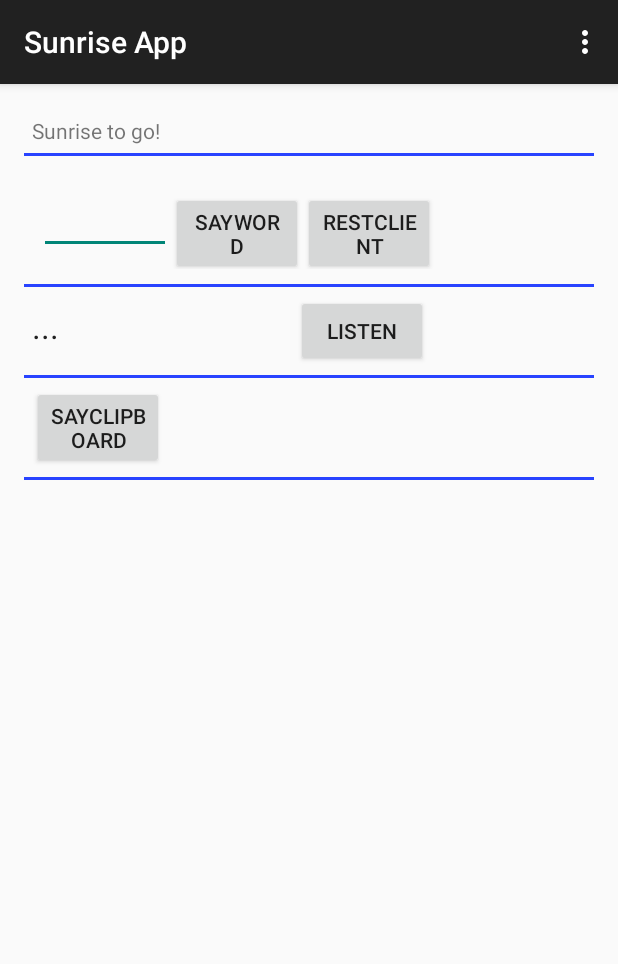
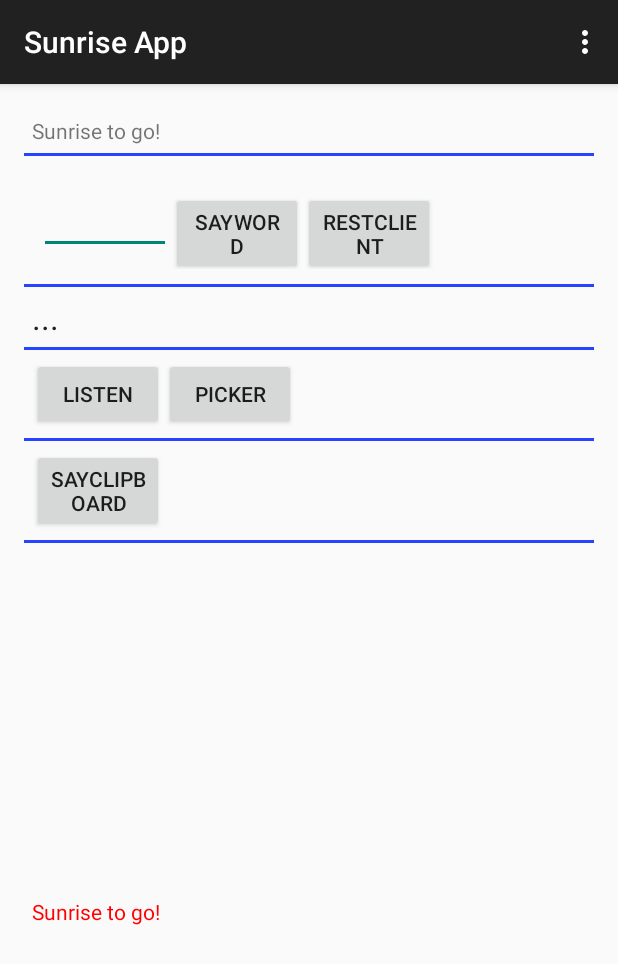
Before and after one commit to sunrise-projects/mobile-personal-assistant, an Android app: the screen it shows after launch (MainActivity), after a tap on "LISTEN", on a phone screen of 412 x 824 dp. Shown: the top 964 px of the screen. Run offline under Robolectric (Android 15) with nearby library versions, the phone set to English and light mode, and no system bars; 3 other taps on this screen came first.

Commit message:
file picker

```diff
--- a/app/src/main/res/layout/activity_main.xml
+++ b/app/src/main/res/layout/activity_main.xml
@@ -91,22 +91,46 @@
             android:text="..."
             android:id="@+id/txtSpeechInput"
             android:layout_column="1"
-            android:layout_span="2"
+            android:layout_span="3"
             />
-        <Button
-            android:layout_width="wrap_content"
-            android:layout_height="wrap_content"
-            android:text="Listen"
-            android:id="@+id/btnSpeak"
-            android:layout_below="@+id/txtSpeechInput"
-            android:layout_column="2"
-        />
     </TableRow>
 
     <!-- just draw a  line -->
     <View
         android:layout_height="2dip"
         android:background="#ff2843ff" />
+
+    <!-- 3 columns -->
+    <TableRow
+        android:id="@+id/tableRow5"
+        android:layout_width="wrap_content"
+        android:layout_height="wrap_content"
+        android:padding="5dip" >
+
+        <Button
+            android:layout_width="wrap_content"
+            android:layout_height="wrap_content"
+            android:text="Listen"
+            android:id="@+id/btnSpeak"
+            android:layout_column="1"
+            />
+
+
+        <Button
+            android:layout_width="wrap_content"
+            android:layout_height="wrap_content"
+            android:text="Picker"
+            android:id="@+id/pickerBtn"
+            android:layout_column="2"
+            />
+
+    </TableRow>
+
+    <!-- just draw a  line -->
+    <View
+        android:layout_height="2dip"
+        android:background="#ff2843ff" />
+
 
     <TableRow
         android:id="@+id/tableRow4"
@@ -146,9 +170,30 @@
             android:maxLines="10"
             android:layout_marginTop="10dp" />
 
+    </TableRow>
+
+
+    <!-- 1 column1 -->
+    <TableRow
+        android:id="@+id/tableRow6"
+        android:layout_width="wrap_content"
+        android:layout_height="wrap_content"
+        android:padding="5dip" >
+
+        <TextView android:text="@string/hello_world"
+            android:id="@+id/text_view2"
+            android:layout_span="3"
+            android:layout_width="wrap_content"
+            android:layout_height="300px"
+            android:textColor="#f00"
+            android:scrollbars="vertical"
+            android:maxLines="10"
+            android:layout_marginTop="10dp" />
+
 
     </TableRow>
 
 </TableLayout>
 
+
 </RelativeLayout>
```
Also changed, not shown: app/src/main/java/com/example/chit/myapplication/MainActivity.java (+60 -4 lines), app/src/main/java/com/example/chit/myapplication/Utils.java (+8 -0 lines), 1 other file.
